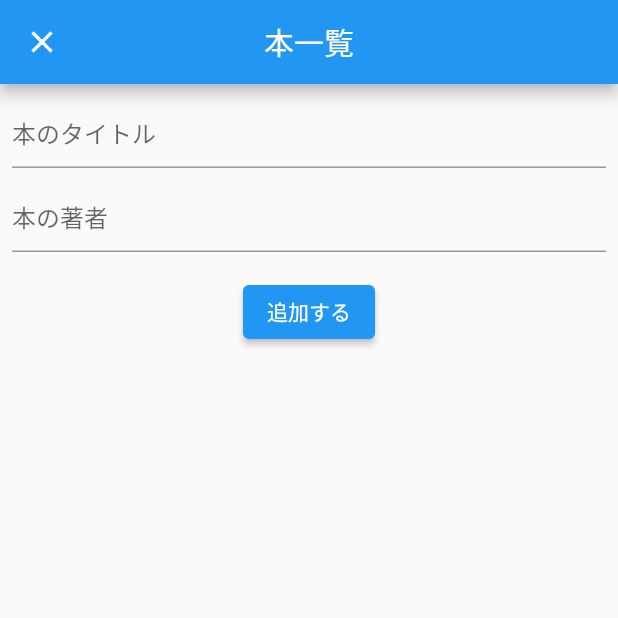
After one commit to shohezo/book_list_sample, a Flutter app: the screen it shows after launch, after a tap on the "add" icon, on a phone screen of 412 x 824 dp, the top half of it. The commit adds this screen. Run offline on Flutter 3.47's test engine with Material 2 defaults, Android fonts, the phone set to English and light mode, and no system bars; our stand-ins replace cloud_firestore, firebase_core; accounts and stored records are empty.

Commit message:
アプリ側からfirestoreに値の追加

```diff
--- /dev/null
+++ b/lib/ add_book/add_book_model.dart
@@ -0,0 +1,26 @@
+import 'package:cloud_firestore/cloud_firestore.dart';
+import 'package:flutter/material.dart';
+
+class AddBookModel extends ChangeNotifier {
+  String? title;
+  String? author;
+
+  //追加処理
+  Future<void> addBook() async {
+    if (title == null || title == "") {
+      throw '本のタイトルが入力されていません';
+    }
+
+    if (author == null || author!.isEmpty) {
+      throw '著者が入力されていません';
+    }
+
+    //fire storeに追加
+    await FirebaseFirestore.instance.collection('books').add(
+      {
+        'title': title,
+        'author': author,
+      },
+    );
+  }
+}
--- /dev/null
+++ b/lib/ add_book/add_book_page.dart
@@ -0,0 +1,67 @@
+import 'package:book_list_sample/%20add_book/add_book_model.dart';
+import 'package:flutter/material.dart';
+import 'package:provider/provider.dart';
+
+class AddBooktPage extends StatelessWidget {
+  @override
+  Widget build(BuildContext context) {
+    return ChangeNotifierProvider<AddBookModel>(
+      create: (_) => AddBookModel(),
+      child: Scaffold(
+        appBar: AppBar(
+          title: Text('本一覧'),
+          centerTitle: true,
+        ),
+        body: Center(
+          child: Consumer<AddBookModel>(builder: (context, model, child) {
+            return Padding(
+              padding: const EdgeInsets.all(8.0),
+              child: Column(
+                children: [
+                  TextField(
+                    decoration: InputDecoration(
+                      hintText: '本のタイトル',
+                    ),
+                    onChanged: (text) {
+                      model.title = text;
+                    },
+                  ),
+                  SizedBox(
+                    height: 8.0,
+                  ),
+                  TextField(
+                    decoration: InputDecoration(
+                      hintText: '本の著者',
+                    ),
+                    onChanged: (text) {
+                      model.author = text;
+                    },
+                  ),
+                  SizedBox(
+                    height: 16.0,
+                  ),
+                  ElevatedButton(
+                    onPressed: () async {
+                      //追加の処理
+                      try {
+                        await model.addBook();
+                        Navigator.of(context).pop(true);
+                      } catch (e) {
+                        final snackBar = SnackBar(
+                          backgroundColor: Colors.red,
+                          content: Text(e.toString()),
+                        );
+                        ScaffoldMessenger.of(context).showSnackBar(snackBar);
+                      }
+                    },
+                    child: Text('追加する'),
+                  ),
+                ],
+              ),
+            );
+          }),
+        ),
+      ),
+    );
+  }
+}
--- a/lib/book_list/book_list_page.dart
+++ b/lib/book_list/book_list_page.dart
@@ -1,3 +1,4 @@
+import 'package:book_list_sample/%20add_book/add_book_page.dart';
 import 'package:book_list_sample/book_list/book_list_model.dart';
 import 'package:flutter/material.dart';
 import 'package:provider/provider.dart';
@@ -5,7 +6,6 @@ import 'package:provider/provider.dart';
 import '../domain/book.dart';
 
 class BookListPage extends StatelessWidget {
-
   @override
   Widget build(BuildContext context) {
     return ChangeNotifierProvider(
@@ -36,10 +36,31 @@ class BookListPage extends StatelessWidget {
             );
           }),
         ),
-        floatingActionButton: FloatingActionButton(
-          onPressed: null,
-          tooltip: 'インクリメント',
-          child: Icon(Icons.add),
+        floatingActionButton: Consumer<BookListModel>(builder: (context, model, child) {
+            return FloatingActionButton(
+              onPressed: () async{
+              final bool added = await Navigator.push(
+                  context,
+                  MaterialPageRoute(
+                    builder: (context) => AddBooktPage(),
+                    fullscreenDialog: true,
+                  ),
+                );
+
+              if(added != null && added){
+                final snackBar = SnackBar(
+                  backgroundColor: Colors.green,
+                  content: Text('本を追加しました'),
+                );
+                ScaffoldMessenger.of(context).showSnackBar(snackBar);
+              }
+               //本の追加が終わったら再読み込み
+               model.fetchBookList();
+              },
+              tooltip: 'インクリメント',
+              child: Icon(Icons.add),
+            );
+          }
         ),
       ),
     );
```
